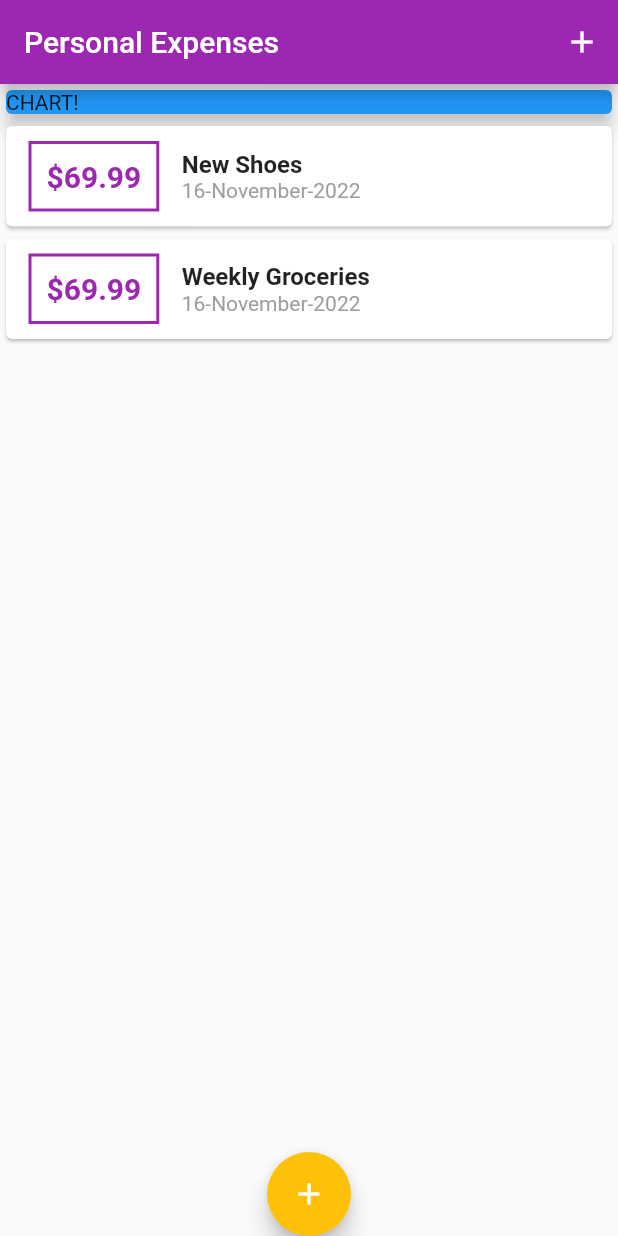
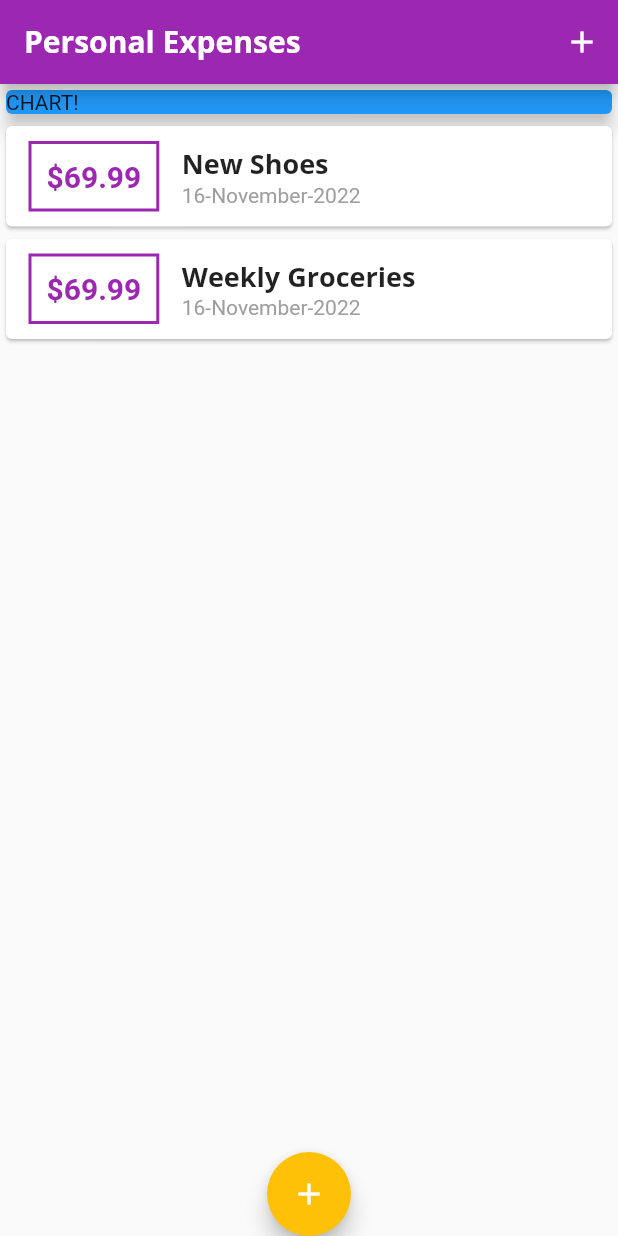
Before and after one commit to IvanSetiawan2001/Expenses_app, a Flutter app: the screen it shows after launch, on a phone screen of 412 x 824 dp. Run offline on Flutter 3.47's test engine with Material 2 defaults, Android fonts, the phone set to English and light mode, and no system bars.

Commit message:
custom Fonst

```diff
--- a/lib/Widgets/TxDesc.dart
+++ b/lib/Widgets/TxDesc.dart
@@ -12,13 +12,7 @@ class TxDesc extends StatelessWidget {
     return Column(
       crossAxisAlignment: CrossAxisAlignment.start,
       children: [
-        Text(
-          title!,
-          style: TextStyle(
-            fontSize: 16,
-            fontWeight: FontWeight.bold,
-          ),
-        ),
+        Text(title!, style: Theme.of(context).textTheme.headline6),
         Text(
           DateFormat('dd-MMMM-yyyy').format(date!),
           style: TextStyle(color: Colors.grey),
--- a/lib/main.dart
+++ b/lib/main.dart
@@ -21,7 +21,23 @@ class MyApp extends StatelessWidget {
                 primary: Colors.purple,
                 secondary: Colors.amber,
               ),
+          fontFamily: 'Quicksand',
+          textTheme: ThemeData.light().textTheme.copyWith(
+                headline6: TextStyle(
+                  fontFamily: 'OpenSans',
+                  fontWeight: FontWeight.bold,
+                  fontSize: 18,
                 ),
+              ),
+          appBarTheme: AppBarTheme(
+              titleTextStyle: ThemeData.light()
+                  .textTheme
+                  .copyWith(
+                      headline6: TextStyle(
+                          fontFamily: 'OpenSans',
+                          fontSize: 20,
+                          fontWeight: FontWeight.bold))
+                  .headline6)),
       home: MyHomePage(),
     );
   }
```
Also changed, not shown: pubspec.yaml (+11 -11 lines), assets/fonts/OpenSans-Bold.ttf (added), assets/fonts/OpenSans-Regular.ttf (added), assets/fonts/Quicksand-Bold.ttf (added), assets/fonts/Quicksand-Light.ttf (added), assets/fonts/Quicksand-Medium.ttf (added), assets/fonts/Quicksand-Regular.ttf (added). Lines whose indentation alone changed are shown as unchanged.
